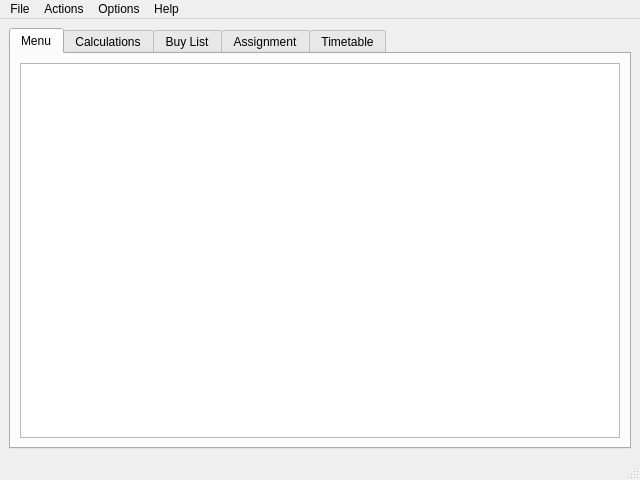
Before: the Qt Designer form src/gui/mainWindow.ui in ivanbilych/jougen, drawn with Qt 5.
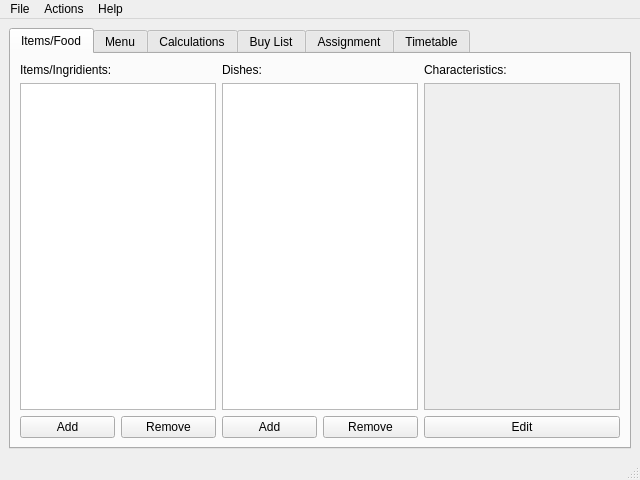
After: the same form once the commit is applied.

Commit message:
gui: mainWindow: Edit Item/Food tab
Place all necessary components on the form

```diff
--- a/src/gui/mainWindow.ui
+++ b/src/gui/mainWindow.ui
@@ -54,6 +54,102 @@
        <bool>false</bool>
       </property>
       <widget class="QWidget" name="tab_1">
+       <attribute name="title">
+        <string>Items/Food</string>
+       </attribute>
+       <layout class="QHBoxLayout" name="horizontalLayout_1">
+        <item>
+         <layout class="QVBoxLayout" name="verticalLayout_2">
+          <item>
+           <widget class="QLabel" name="label_1">
+            <property name="text">
+             <string>Items/Ingridients:</string>
+            </property>
+           </widget>
+          </item>
+          <item>
+           <widget class="QListView" name="listView_1"/>
+          </item>
+          <item>
+           <layout class="QHBoxLayout" name="horizontalLayout_2">
+            <item>
+             <widget class="QPushButton" name="pushButton_1">
+              <property name="text">
+               <string>Add</string>
+              </property>
+             </widget>
+            </item>
+            <item>
+             <widget class="QPushButton" name="pushButton_2">
+              <property name="text">
+               <string>Remove</string>
+              </property>
+             </widget>
+            </item>
+           </layout>
+          </item>
+         </layout>
+        </item>
+        <item>
+         <layout class="QVBoxLayout" name="verticalLayout_3">
+          <item>
+           <widget class="QLabel" name="label_2">
+            <property name="text">
+             <string>Dishes:</string>
+            </property>
+           </widget>
+          </item>
+          <item>
+           <widget class="QListView" name="listView_2"/>
+          </item>
+          <item>
+           <layout class="QHBoxLayout" name="horizontalLayout_3">
+            <item>
+             <widget class="QPushButton" name="pushButton_3">
+              <property name="text">
+               <string>Add</string>
+              </property>
+             </widget>
+            </item>
+            <item>
+             <widget class="QPushButton" name="pushButton_4">
+              <property name="text">
+               <string>Remove</string>
+              </property>
+             </widget>
+            </item>
+           </layout>
+          </item>
+         </layout>
+        </item>
+        <item>
+         <layout class="QVBoxLayout" name="verticalLayout_4">
+          <item>
+           <widget class="QLabel" name="label_3">
+            <property name="text">
+             <string>Characteristics:</string>
+            </property>
+           </widget>
+          </item>
+          <item>
+           <widget class="QTextEdit" name="textEdit_1">
+            <property name="enabled">
+             <bool>false</bool>
+            </property>
+           </widget>
+          </item>
+          <item>
+           <widget class="QPushButton" name="pushButton_5">
+            <property name="text">
+             <string>Edit</string>
+            </property>
+           </widget>
+          </item>
+         </layout>
+        </item>
+       </layout>
+      </widget>
+      <widget class="QWidget" name="tab_2">
        <property name="sizePolicy">
         <sizepolicy hsizetype="Preferred" vsizetype="Preferred">
          <horstretch>0</horstretch>
@@ -75,29 +171,25 @@
        <attribute name="title">
         <string>Menu</string>
        </attribute>
-       <layout class="QHBoxLayout" name="horizontalLayout_2">
-        <item>
-         <widget class="QTableView" name="tableView"/>
-        </item>
-       </layout>
-      </widget>
-      <widget class="QWidget" name="tab_2">
-       <attribute name="title">
-        <string>Calculations</string>
-       </attribute>
+       <layout class="QHBoxLayout" name="horizontalLayout_4"/>
       </widget>
       <widget class="QWidget" name="tab_3">
        <attribute name="title">
-        <string>Buy List</string>
+        <string>Calculations</string>
        </attribute>
       </widget>
       <widget class="QWidget" name="tab_4">
        <attribute name="title">
-        <string>Assignment</string>
+        <string>Buy List</string>
        </attribute>
       </widget>
       <widget class="QWidget" name="tab_5">
        <attribute name="title">
+        <string>Assignment</string>
+       </attribute>
+      </widget>
+      <widget class="QWidget" name="tab_6">
+       <attribute name="title">
         <string>Timetable</string>
        </attribute>
       </widget>
@@ -127,11 +219,11 @@
     <property name="title">
      <string>Actions</string>
     </property>
-   </widget>
-   <widget class="QMenu" name="menuOptions">
-    <property name="title">
-     <string>Options</string>
-    </property>
+    <addaction name="actionAdd_ingridient"/>
+    <addaction name="actionRemove_ingridient"/>
+    <addaction name="separator"/>
+    <addaction name="actionAdd_dish"/>
+    <addaction name="actionRemove_dish"/>
    </widget>
    <widget class="QMenu" name="menuHelp">
     <property name="title">
@@ -140,7 +232,6 @@
    </widget>
    <addaction name="menuFile"/>
    <addaction name="menuActions"/>
-   <addaction name="menuOptions"/>
    <addaction name="menuHelp"/>
   </widget>
   <widget class="QStatusBar" name="statusbar"/>
```
Left out of the diff: 32 changed lines with no effect on the pictures.
